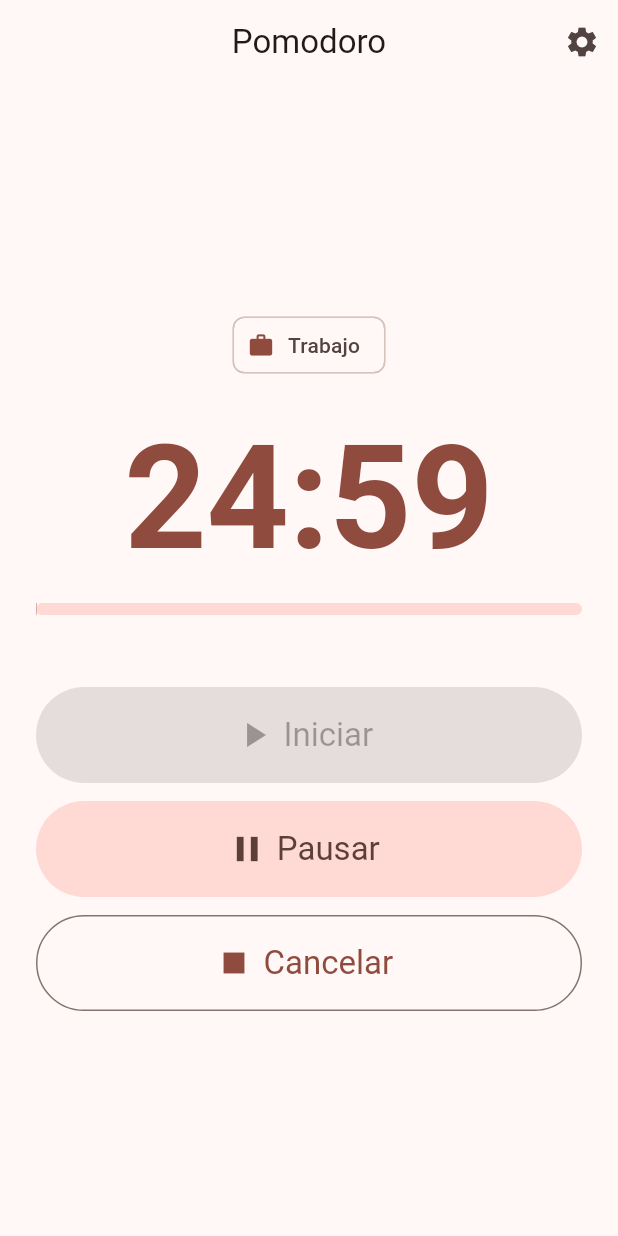
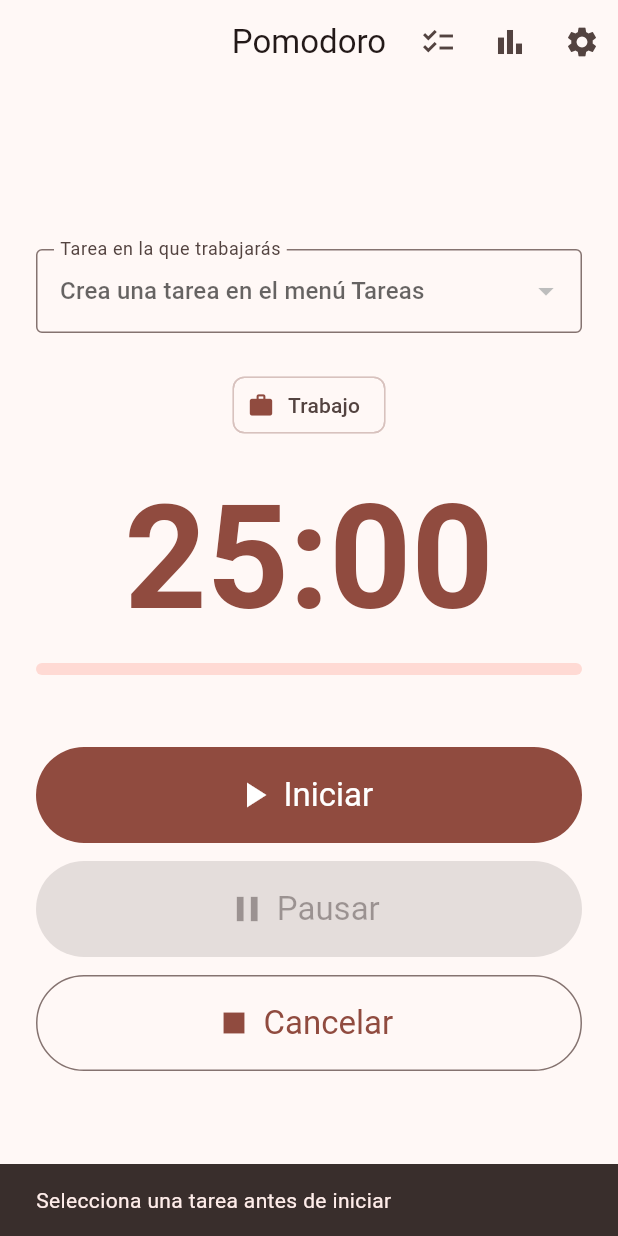
Before and after one commit to AmarisCelis/pomodoro-flutter-sqlite, a Flutter app: the screen it shows after launch, after a tap on "Iniciar", on a phone screen of 412 x 824 dp. Run offline on Flutter 3.47's test engine with Material 3 defaults, Android fonts, the phone set to English and light mode, and no system bars; our stand-ins replace audioplayers, flutter_local_notifications, shared_preferences, sqflite, sqflite_common_ffi, timezone; accounts and stored records are empty.

Commit message:
feat: agregar pantallas de estadísticas y tareas, y actualizar ajustes y temporizador

```diff
--- a/lib/data/database_helper.dart
+++ b/lib/data/database_helper.dart
@@ -111,6 +111,12 @@ class DatabaseHelper {
     );
   }
 
+  Future<int> eliminarTarea(String id) async {
+    if (!soportado) return 0;
+    final db = await database;
+    return db.delete(tablaTareas, where: 'id = ?', whereArgs: [id]);
+  }
+
   // -------------------------------------------------------------- SESIONES
   Future<int> insertarSesion(Map<String, dynamic> sesion) async {
     if (!soportado) return 0;
--- a/lib/screens/timer_screen.dart
+++ b/lib/screens/timer_screen.dart
@@ -9,6 +9,10 @@ import 'package:uuid/uuid.dart';
 import '../data/database_helper.dart';
 import '../services/notification_service.dart';
 import 'settings_screen.dart';
+import 'tasks_screen.dart';
+
+
+import 'stats_screen.dart';
 
 enum FasePomodoro { trabajo, descanso }
 
@@ -24,8 +28,12 @@ class _TimerScreenState extends State<TimerScreen> with WidgetsBindingObserver {
   int _duracionTrabajo = 25 * 60;
   int _duracionDescanso = 5 * 60;
 
-  /// Tarea provisional hasta que exista la selección de tareas en la UI.
-  static const String _tareaProvisionalId = 'tarea-provisional';
+  /// Tareas pendientes disponibles en el Dropdown y la elegida.
+  List<Map<String, dynamic>> _tareas = [];
+  String? _tareaSeleccionadaId;
+
+  /// Tarea fijada al iniciar la sesión de trabajo en curso.
+  String? _tareaSesionId;
 
   Timer? _timer;
   FasePomodoro _fase = FasePomodoro.trabajo;
@@ -55,6 +63,28 @@ class _TimerScreenState extends State<TimerScreen> with WidgetsBindingObserver {
     WidgetsBinding.instance.addObserver(this);
     NotificationService.instance.init();
     _cargarTiempos();
+    _cargarTareas();
+  }
+
+  /// Carga las tareas pendientes para el Dropdown.
+  Future<void> _cargarTareas() async {
+    final todas = await DatabaseHelper.instance.listarTareas();
+    final tareas = todas.where((t) => t['completada'] == 0).toList();
+    if (!mounted) return;
+    setState(() {
+      _tareas = tareas;
+      if (!tareas.any((t) => t['id'] == _tareaSeleccionadaId)) {
+        _tareaSeleccionadaId = null;
+      }
+    });
+  }
+
+  Future<void> _abrirTareas() async {
+    await Navigator.push(
+      context,
+      MaterialPageRoute(builder: (_) => const TasksScreen()),
+    );
+    await _cargarTareas();
   }
 
   @override
@@ -126,11 +156,19 @@ class _TimerScreenState extends State<TimerScreen> with WidgetsBindingObserver {
   // ------------------------------------------------------------ Controles
   void _iniciar() {
     if (_corriendo) return;
+    final nuevaSesion = _fase == FasePomodoro.trabajo &&
+        _segundosRestantes == _duracionTrabajo;
+    if (_fase == FasePomodoro.trabajo && _tareaSeleccionadaId == null) {
+      ScaffoldMessenger.of(context).showSnackBar(const SnackBar(
+        content: Text('Selecciona una tarea antes de iniciar'),
+      ));
+      return;
+    }
     _inicio = DateTime.now();
     _segundosAlIniciar = _segundosRestantes;
-    if (_fase == FasePomodoro.trabajo &&
-        _segundosRestantes == _duracionTrabajo) {
+    if (nuevaSesion) {
       _inicioSesionTrabajo = _inicio;
+      _tareaSesionId = _tareaSeleccionadaId;
     }
     _timer = Timer.periodic(
       const Duration(seconds: 1),
@@ -217,19 +255,15 @@ class _TimerScreenState extends State<TimerScreen> with WidgetsBindingObserver {
   /// fija ([_tareaProvisionalId]) que se crea si aún no existe.
   Future<void> _guardarSesionLocal() async {
     final inicio = _inicioSesionTrabajo;
-    if (inicio == null) return;
+    final tareaId = _tareaSesionId;
+    _inicioSesionTrabajo = null;
+    if (inicio == null || tareaId == null) return;
 
     try {
       final db = DatabaseHelper.instance;
-      await db.insertarTarea({
-        'id': _tareaProvisionalId,
-        'titulo': 'Sin tarea asignada',
-        'completada': 0,
-        'pomodoros_estimados': 1,
-      });
       await db.insertarSesion({
         'id': const Uuid().v4(),
-        'tarea_id': _tareaProvisionalId,
+        'tarea_id': tareaId,
         'fecha_inicio': inicio.toUtc().toIso8601String(),
         'duracion_minutos': _duracionTrabajo ~/ 60,
         'estado': 'completada',
@@ -265,6 +299,19 @@ class _TimerScreenState extends State<TimerScreen> with WidgetsBindingObserver {
         centerTitle: true,
         actions: [
           IconButton(
+            icon: const Icon(Icons.checklist),
+            tooltip: 'Tareas',
+            onPressed: _abrirTareas,
+          ),
+          IconButton(
+            icon: const Icon(Icons.bar_chart),
+            tooltip: 'Estadísticas',
+            onPressed: () => Navigator.push(
+              context,
+              MaterialPageRoute(builder: (_) => const StatsScreen()),
+            ),
+          ),
+          IconButton(
             icon: const Icon(Icons.settings),
             tooltip: 'Configuración',
             onPressed: _abrirConfiguracion,
@@ -278,6 +325,31 @@ class _TimerScreenState extends State<TimerScreen> with WidgetsBindingObserver {
             mainAxisAlignment: MainAxisAlignment.center,
             crossAxisAlignment: CrossAxisAlignment.stretch,
             children: [
+              DropdownButtonFormField<String>(
+                key: ValueKey('dd_${_tareaSeleccionadaId}_${_tareas.length}'),
+                initialValue: _tareaSeleccionadaId,
+                isExpanded: true,
+                decoration: const InputDecoration(
+                  labelText: 'Tarea en la que trabajarás',
+                  border: OutlineInputBorder(),
+                ),
+                hint: Text(_tareas.isEmpty
+                    ? 'Crea una tarea en el menú Tareas'
+                    : 'Selecciona una tarea'),
+                items: [
+                  for (final t in _tareas)
+                    DropdownMenuItem(
+                      value: t['id'] as String,
+                      child: Text(t['titulo'] as String,
+                          overflow: TextOverflow.ellipsis),
+                    ),
+                ],
+                // Bloqueado mientras el reloj corre o hay una sesión a medias.
+                onChanged: (_corriendo || _inicioSesionTrabajo != null)
+                    ? null
+                    : (v) => setState(() => _tareaSeleccionadaId = v),
+              ),
+              const SizedBox(height: 24),
               Chip(
                 label: Text(esTrabajo ? 'Trabajo' : 'Descanso'),
                 avatar: Icon(esTrabajo ? Icons.work : Icons.coffee,
```
Also changed, not shown: lib/screens/settings_screen.dart (+28 -9 lines), lib/screens/stats_screen.dart (added, +298 -0 lines), lib/screens/tasks_screen.dart (added, +138 -0 lines), 1 other file.
